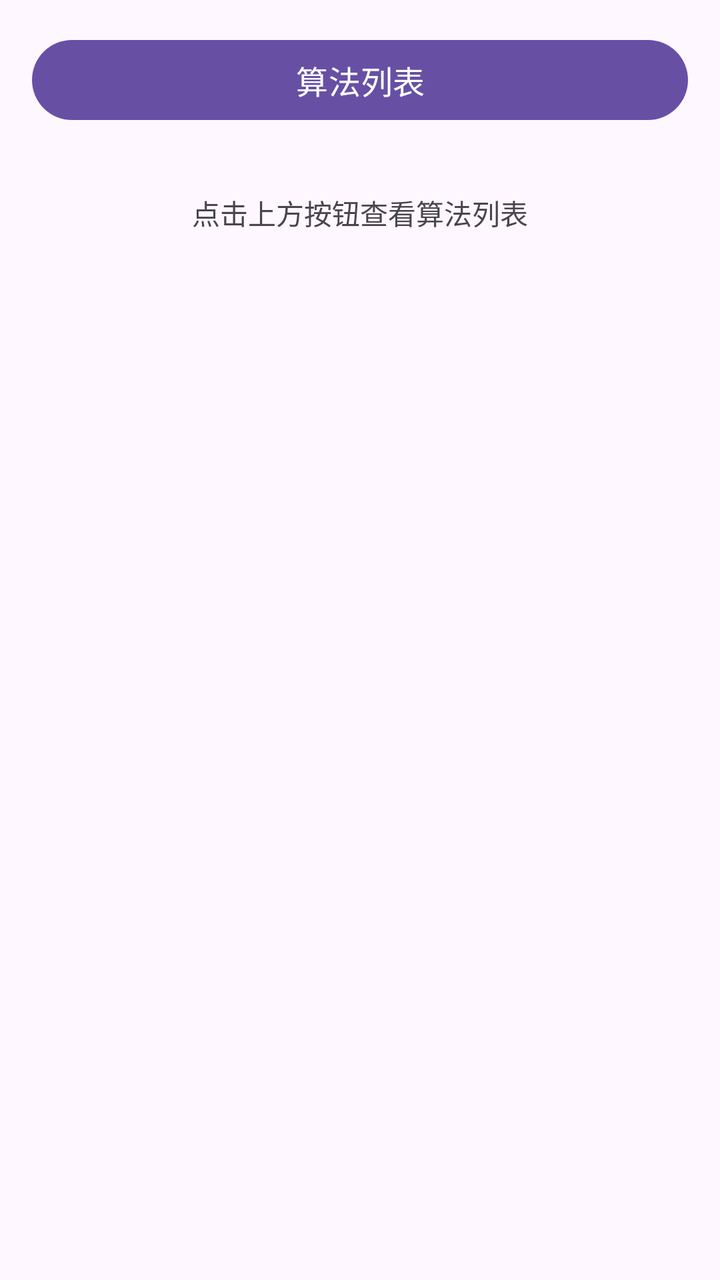
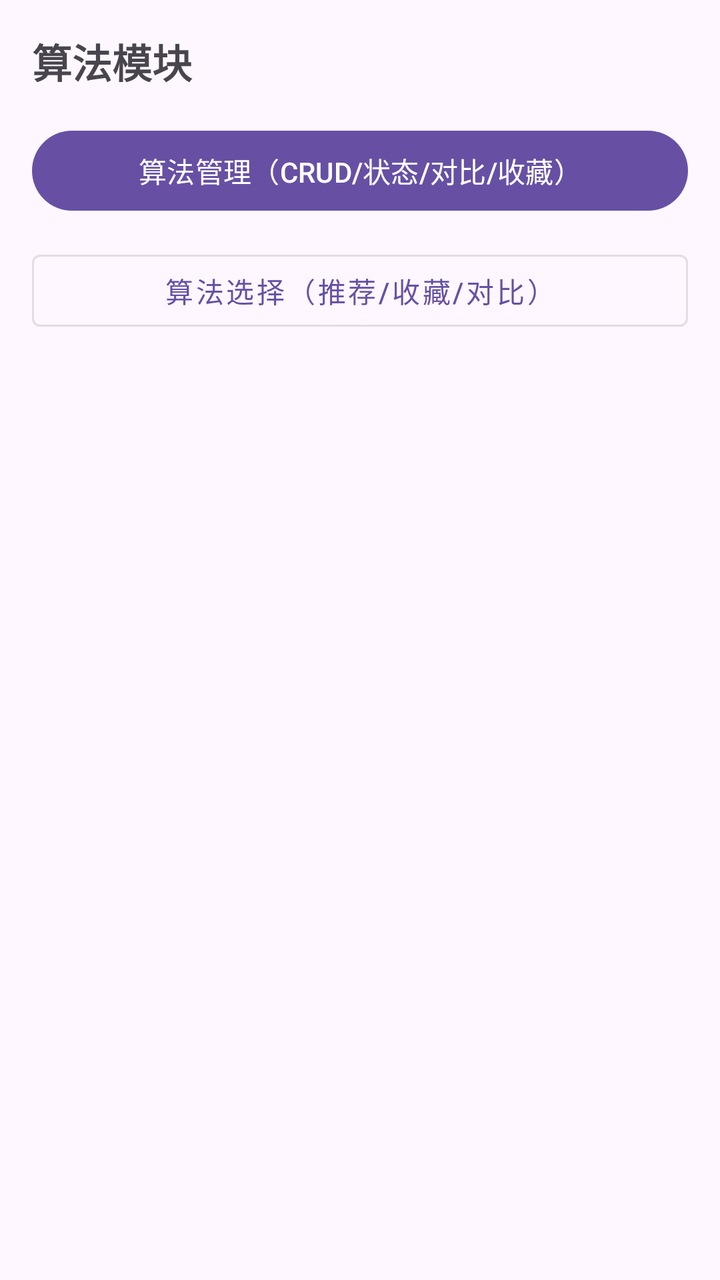

Screens rendered from an Android XML layout before and after an edit, with the pre-edit source and the edit as a unified diff.
<!-- AndroidManifest.xml: application theme Theme.Dehaze -->
<!-- res/layout/fragment_algorithm.xml -->
<?xml version="1.0" encoding="utf-8"?>
<LinearLayout xmlns:android="http://schemas.android.com/apk/res/android"
    android:layout_width="match_parent"
    android:layout_height="match_parent"
    android:orientation="vertical"
    android:padding="16dp">

    <com.google.android.material.button.MaterialButton
        android:id="@+id/algorithm_list_button"
        android:layout_width="match_parent"
        android:layout_height="wrap_content"
        android:layout_marginBottom="16dp"
        android:text="算法列表"
        android:textSize="16sp" />

    <TextView
        android:layout_width="match_parent"
        android:layout_height="wrap_content"
        android:layout_marginTop="16dp"
        android:text="点击上方按钮查看算法列表"
        android:textAlignment="center"
        android:textSize="14sp" />

</LinearLayout>
<!-- resources referenced by this layout -->
<resources>
  <style name="Theme.Dehaze" parent="Theme.MaterialComponents.DayNight.DarkActionBar">
          
          <item name="colorPrimary">@color/purple_500</item>
          <item name="colorPrimaryVariant">@color/purple_700</item>
          <item name="colorOnPrimary">@color/white</item>
          
          <item name="colorSecondary">@color/teal_200</item>
          <item name="colorSecondaryVariant">@color/teal_700</item>
          <item name="colorOnSecondary">@color/black</item>
          
          <item name="android:statusBarColor">?attr/colorPrimaryVariant</item>
          
      </style>
  <color name="purple_500">#FF6200EE</color>
  <color name="purple_700">#FF3700B3</color>
  <color name="white">#FFFFFFFF</color>
  <color name="teal_200">#FF03DAC5</color>
  <color name="teal_700">#FF018786</color>
  <color name="black">#FF000000</color>
</resources>

<!-- the commit's change to res/layout/fragment_algorithm.xml (unified diff, before → after) -->
@@ -5,20 +5,28 @@
     android:orientation="vertical"
     android:padding="16dp">
 
-    <com.google.android.material.button.MaterialButton
-        android:id="@+id/algorithm_list_button"
+    <TextView
         android:layout_width="match_parent"
         android:layout_height="wrap_content"
         android:layout_marginBottom="16dp"
-        android:text="算法列表"
-        android:textSize="16sp" />
+        android:text="算法模块"
+        android:textSize="20sp"
+        android:textStyle="bold" />
 
-    <TextView
+    <com.google.android.material.button.MaterialButton
+        android:id="@+id/btn_algorithm_manage"
         android:layout_width="match_parent"
         android:layout_height="wrap_content"
-        android:layout_marginTop="16dp"
-        android:text="点击上方按钮查看算法列表"
-        android:textAlignment="center"
+        android:layout_marginBottom="12dp"
+        android:text="算法管理（CRUD/状态/对比/收藏）"
+        android:textSize="14sp" />
+
+    <com.google.android.material.button.MaterialButton
+        android:id="@+id/btn_algorithm_select"
+        style="@style/Widget.MaterialComponents.Button.OutlinedButton"
+        android:layout_width="match_parent"
+        android:layout_height="wrap_content"
+        android:text="算法选择（推荐/收藏/对比）"
         android:textSize="14sp" />
 
 </LinearLayout>
